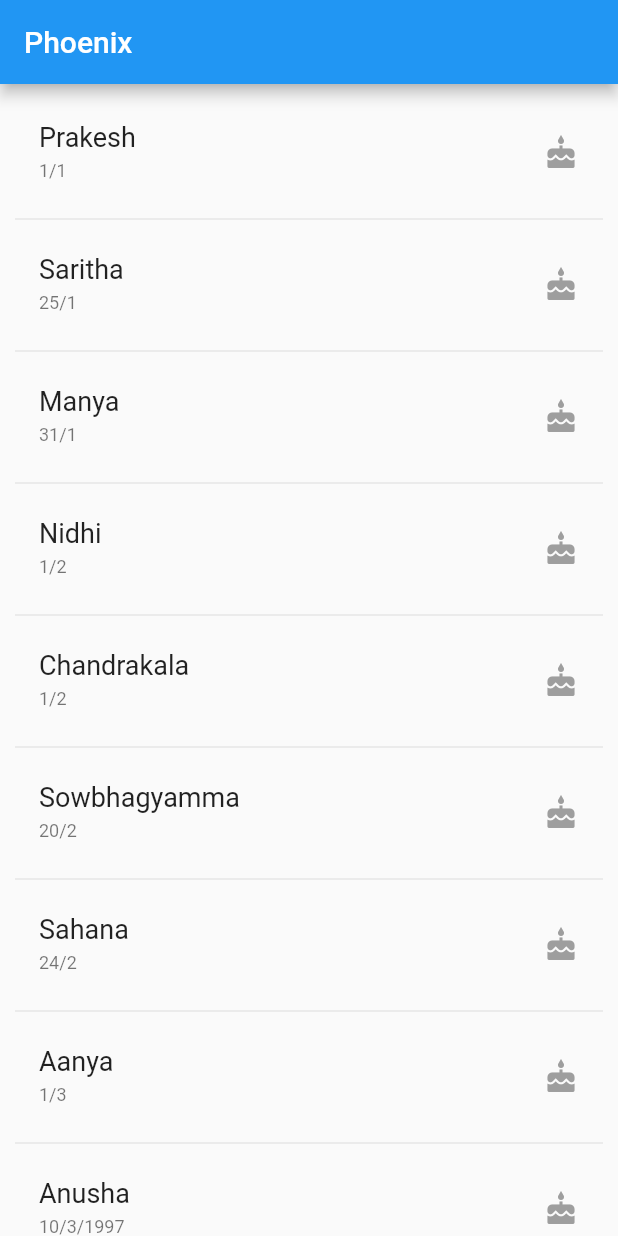
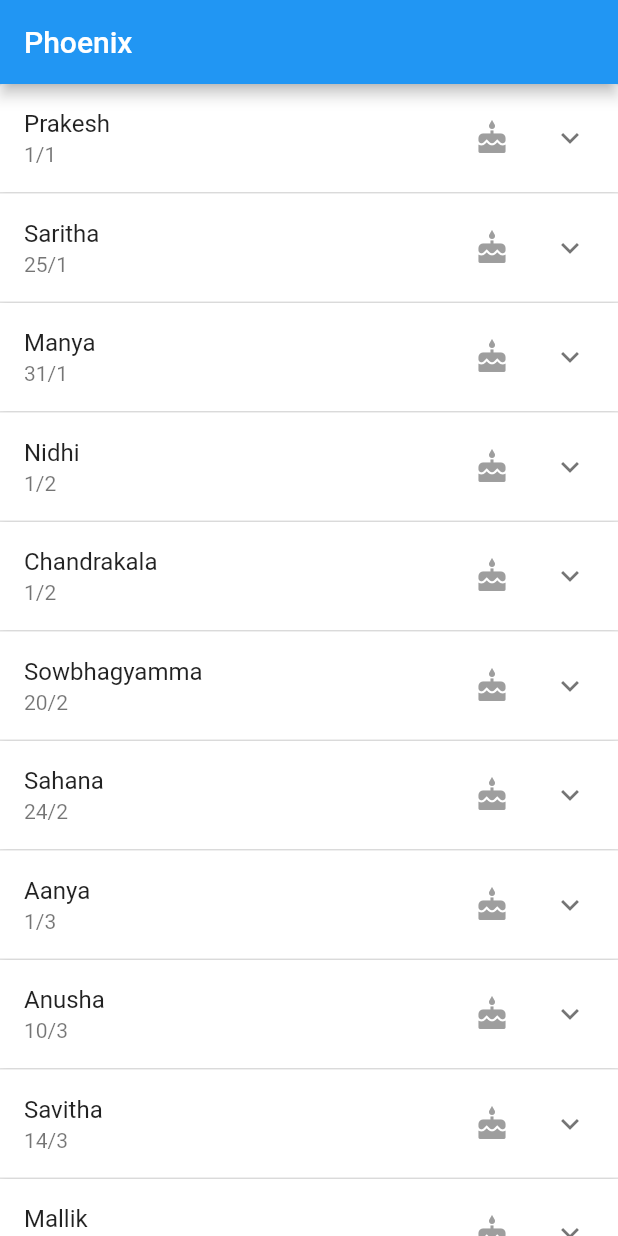
Before and after one commit to deepak-phoenix/notification, a Flutter app: the screen it shows after launch, on a phone screen of 412 x 824 dp. Run offline on Flutter 3.47's test engine with Material 2 defaults, Android fonts, the phone set to English and light mode, and no system bars.

Commit message:
added expanded panel for list view

```diff
--- a/lib/Generate.dart
+++ b/lib/Generate.dart
@@ -1,6 +1,7 @@
 import 'package:flutter/material.dart';
 
 import 'package:notification/Event.dart';
+import 'package:notification/IteamState.dart';
 
 class GenerateList extends StatefulWidget {
   @override
@@ -8,16 +9,62 @@ class GenerateList extends StatefulWidget {
 }
 
 class _GenerateState extends State<GenerateList> {
+  List<IteamState> _data = generateIteam(events.length);
+
   @override
-  Widget build(BuildContext context) => ListView.builder(
-        padding: EdgeInsets.all(10.0),
-        itemBuilder: (context, i) {
-          if (i.isOdd) return Divider();
-          final index = i ~/ 2;
-          return _buildRow(index);
+  Widget build(BuildContext context) => SingleChildScrollView(
+        child: _buildPanel(),
+      );
+
+  Widget _buildPanel() {
+    return ExpansionPanelList.radio(
+      children: _data.map<ExpansionPanelRadio>((IteamState iteam) {
+        var today = DateTime.now();
+        return ExpansionPanelRadio(
+          value: iteam.id,
+          headerBuilder: (BuildContext context, bool isExpanded) {
+            return ListTile(
+              title: Text(events[iteam.id].getName()),
+              trailing: Icon(
+                events[iteam.id].getIsBirthday()
+                    ? Icons.cake
+                    : Icons.local_florist,
+                color: events[iteam.id].getEvenDate().month > today.month
+                    ? Colors.red
+                    : events[iteam.id].getEvenDate().month == today.month
+                        ? events[iteam.id].getEvenDate().day >= today.day
+                            ? Colors.red
+                            : Colors.grey
+                        : Colors.grey,
+              ),
+              subtitle: Text(iteam.expandedValue),
+            );
           },
-        itemCount: events.length * 2,
+          body: ListTile(
+            title: Text(events[iteam.id].getIsBirthday()
+                ? "Happy birthday"
+                : "Happy Annerversary"),
+            subtitle: Text("Wishes from dp..."),
+          ),
         );
+      }).toList(),
+    );
+  }
+}
+
+List<IteamState> generateIteam(int noOfIteams) {
+  return List.generate(
+    noOfIteams,
+    (int index) {
+      return IteamState(
+        index,
+        events[index].getEvenDate().day.toString() +
+            "/" +
+            events[index].getEvenDate().month.toString(),
+      );
+    },
+  );
+}
 
 final List<Event> events = [
   Event("Prakesh", DateTime(0, 1, 1), false, true),
@@ -54,7 +101,7 @@ class _GenerateState extends State<GenerateList> {
   Event("Manjula", DateTime(0, 8, 22), false, true),
   Event("Muruli", DateTime(0, 8, 22), false, true),
   Event("Mohana & Pavithra M", DateTime(0, 8, 1), true, false),
-    Event("Nithin", DateTime(0, 9, 12), false, true),
+  Event("Nithin", DateTime(0, 9, 14), false, true),
   Event("Raju", DateTime(0, 9, 24), false, true),
   Event("Chethan", DateTime(0, 10, 7), false, true),
   Event("Deepak", DateTime(1997, 10, 14), false, true),
@@ -64,36 +111,3 @@ class _GenerateState extends State<GenerateList> {
   Event("Nata & Pavithra N", DateTime(0, 11, 8), true, false),
   Event("Pavithra N", DateTime(0, 12, 2), false, true),
 ];
-
-  Widget _buildRow(i) {
-    final now = DateTime.now();
-    var month = now.month;
-    var date = now.day;
-    return ListTile(
-      title: Text(
-        events[i].getName(),
-        style: TextStyle(fontSize: 18.0),
-      ),
-      trailing: Icon(
-        events[i].getIsBirthday() ? Icons.cake : Icons.local_florist,
-        color: events[i].getEvenDate().month > month
-            ? Colors.red
-            : events[i].getEvenDate().month == month
-                ? events[i].getEvenDate().day >= date ? Colors.red : Colors.grey
-                : Colors.grey,
-      ),
-      subtitle: Text(
-        events[i].getEvenDate().year == 0
-            ? events[i].getEvenDate().day.toString() +
-                "/" +
-                events[i].getEvenDate().month.toString()
-            : events[i].getEvenDate().day.toString() +
-                "/" +
-                events[i].getEvenDate().month.toString() +
-                "/" +
-                events[i].getEvenDate().year.toString(),
-        style: TextStyle(fontSize: 12.0),
-      ),
-    );
-  }
-}
--- /dev/null
+++ b/lib/IteamState.dart
@@ -0,0 +1,6 @@
+class IteamState {
+  int id;
+  String expandedValue;
+
+  IteamState(this.id, this.expandedValue);
+}
```
Lines whose indentation alone changed are shown as unchanged.
